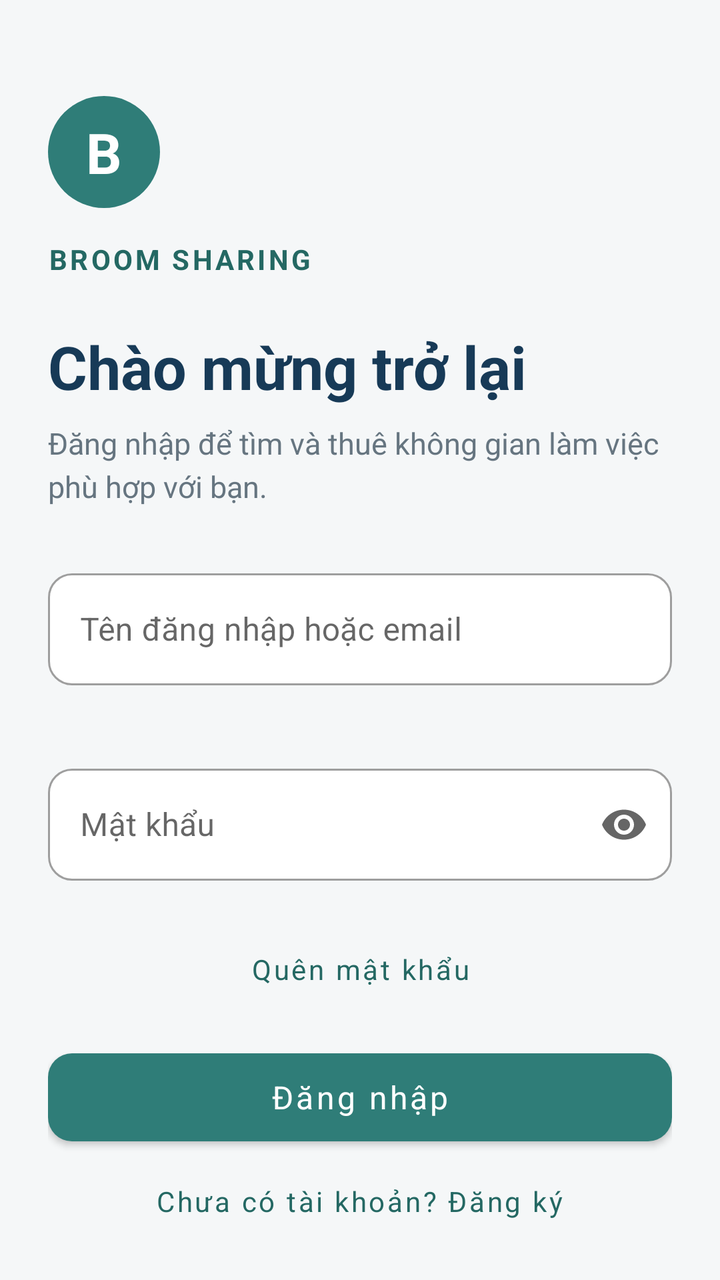
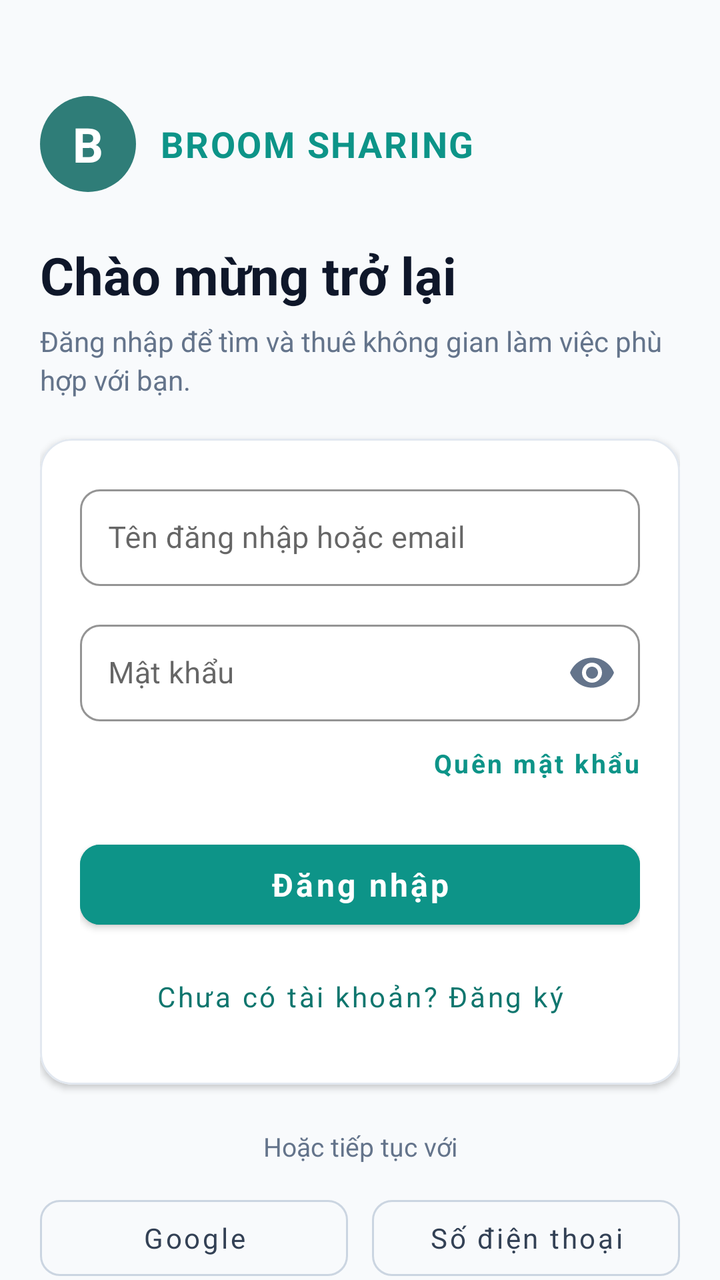

Two renders of the same Android screen: before a commit and after it. Below are the layout's source before the change and the commit's diff.
<!-- AndroidManifest.xml: activity theme Theme.BroomSharing.Auth -->
<!-- res/layout/activity_login.xml -->
<?xml version="1.0" encoding="utf-8"?>
<androidx.core.widget.NestedScrollView xmlns:android="http://schemas.android.com/apk/res/android"
    xmlns:app="http://schemas.android.com/apk/res-auto"
    android:id="@+id/authRoot"
    android:layout_width="match_parent"
    android:layout_height="match_parent"
    android:background="@color/screen_bg"
    android:fillViewport="true">

    <androidx.constraintlayout.widget.ConstraintLayout
        android:layout_width="match_parent"
        android:layout_height="wrap_content"
        android:padding="24dp">

        <LinearLayout
            android:layout_width="0dp"
            android:layout_height="wrap_content"
            android:orientation="vertical"
            android:paddingTop="24dp"
            android:paddingBottom="16dp"
            app:layout_constraintWidth_max="480dp"
            app:layout_constraintTop_toTopOf="parent"
            app:layout_constraintStart_toStartOf="parent"
            app:layout_constraintEnd_toEndOf="parent"
            app:layout_constraintBottom_toBottomOf="parent"
            app:layout_constraintVertical_bias="0.2">

            <TextView
                android:layout_width="56dp"
                android:layout_height="56dp"
                android:background="@drawable/bg_circle_teal"
                android:gravity="center"
                android:importantForAccessibility="no"
                android:text="@string/auth_brand_mark"
                android:textColor="@color/white"
                android:textSize="28sp"
                android:textStyle="bold" />

            <TextView
                android:layout_width="match_parent"
                android:layout_height="wrap_content"
                android:layout_marginTop="16dp"
                android:text="@string/auth_brand"
                android:textColor="@color/teal_dark"
                android:textSize="14sp"
                android:letterSpacing="0.1"
                android:textStyle="bold" />

            <TextView
                android:layout_width="match_parent"
                android:layout_height="wrap_content"
                android:layout_marginTop="24dp"
                android:accessibilityHeading="true"
                android:text="@string/auth_login_title"
                android:textColor="@color/navy"
                android:textSize="30sp"
                android:textStyle="bold" />

            <TextView
                android:layout_width="match_parent"
                android:layout_height="wrap_content"
                android:layout_marginTop="8dp"
                android:layout_marginBottom="12dp"
                android:text="@string/auth_login_subtitle"
                android:textColor="@color/text_secondary"
                android:textSize="15sp"
                android:lineSpacingExtra="4dp" />

            <com.google.android.material.textfield.TextInputLayout
                android:id="@+id/identifierLayout"
                style="@style/Widget.BroomSharing.AuthField"
                android:hint="@string/auth_identifier">
                <com.google.android.material.textfield.TextInputEditText
                    android:id="@+id/identifierInput"
                    android:layout_width="match_parent"
                    android:layout_height="wrap_content"
                    android:minHeight="56dp"
                    android:inputType="textVisiblePassword"
                    android:imeOptions="actionNext"
                    android:maxLines="1"
                    android:saveEnabled="true"
                    android:autofillHints="username"
                    android:textColor="@color/text_primary"
                    android:textSize="16sp" />
            </com.google.android.material.textfield.TextInputLayout>
            <com.google.android.material.textfield.TextInputLayout
                android:id="@+id/passwordLayout"
                style="@style/Widget.BroomSharing.AuthField"
                android:hint="@string/auth_password" app:endIconMode="password_toggle">
                <com.google.android.material.textfield.TextInputEditText
                    android:id="@+id/passwordInput"
                    android:layout_width="match_parent"
                    android:layout_height="wrap_content"
                    android:minHeight="56dp"
                    android:inputType="textPassword"
                    android:imeOptions="actionDone"
                    android:maxLines="1"
                    android:saveEnabled="false"
                    android:autofillHints="password"
                    android:textColor="@color/text_primary"
                    android:textSize="16sp" />
            </com.google.android.material.textfield.TextInputLayout>
            <com.google.android.material.button.MaterialButton
                android:id="@+id/forgotButton"
                style="@style/Widget.BroomSharing.AuthLink"
                android:layout_gravity="center_horizontal"
                android:text="@string/auth_forgot" />
            <com.google.android.material.button.MaterialButton
                android:id="@+id/submitButton"
                style="@style/Widget.BroomSharing.AuthButton"
                android:layout_gravity="center_horizontal"
                android:text="@string/auth_login" />
            <com.google.android.material.button.MaterialButton
                android:id="@+id/registerButton"
                style="@style/Widget.BroomSharing.AuthLink"
                android:layout_gravity="center_horizontal"
                android:text="@string/auth_register_link" />
            <TextView
                android:layout_width="match_parent"
                android:layout_height="wrap_content"
                android:layout_marginTop="16dp"
                android:gravity="center"
                android:text="@string/auth_other_methods"
                android:textColor="@color/text_secondary"
                android:textSize="13sp" />
            <LinearLayout
                android:layout_width="match_parent"
                android:layout_height="wrap_content"
                android:layout_marginTop="8dp"
                android:orientation="horizontal">
                <com.google.android.material.button.MaterialButton
                    android:id="@+id/googleButton"
                    style="@style/Widget.MaterialComponents.Button.OutlinedButton"
                    android:layout_width="0dp"
                    android:layout_height="wrap_content"
                    android:layout_weight="1"
                    android:minHeight="52dp"
                    android:textAllCaps="false"
                    android:text="@string/auth_google"
                    app:cornerRadius="12dp" />
                <com.google.android.material.button.MaterialButton
                    android:id="@+id/phoneButton"
                    style="@style/Widget.MaterialComponents.Button.OutlinedButton"
                    android:layout_width="0dp"
                    android:layout_height="wrap_content"
                    android:layout_marginStart="12dp"
                    android:layout_weight="1"
                    android:minHeight="52dp"
                    android:textAllCaps="false"
                    android:text="@string/auth_phone"
                    app:cornerRadius="12dp" />
            </LinearLayout>

            <ProgressBar
                android:id="@+id/authProgress"
                android:layout_width="32dp"
                android:layout_height="32dp"
                android:layout_gravity="center_horizontal"
                android:layout_marginTop="12dp"
                android:contentDescription="@string/auth_busy"
                android:visibility="gone" />

            <TextView
                android:id="@+id/authMessage"
                android:layout_width="match_parent"
                android:layout_height="wrap_content"
                android:layout_marginTop="12dp"
                android:padding="12dp"
                android:background="@drawable/bg_soft_panel"
                android:accessibilityLiveRegion="polite"
                android:textColor="@color/text_primary"
                android:textSize="14sp"
                android:lineSpacingExtra="3dp"
                android:visibility="gone" />
        </LinearLayout>
    </androidx.constraintlayout.widget.ConstraintLayout>
</androidx.core.widget.NestedScrollView>
<!-- resources referenced by this layout -->
<resources>
  <color name="navy">#173A57</color>
  <color name="screen_bg">#F5F7F8</color>
  <color name="teal_dark">#246863</color>
  <color name="text_primary">#1F2933</color>
  <color name="text_secondary">#667580</color>
  <color name="white">#FFFFFF</color>
  <!-- drawable bg_circle_teal (drawable) -->
  <shape xmlns:android="http://schemas.android.com/apk/res/android" android:shape="oval">
      <solid android:color="@color/teal" />
  </shape>
  <!-- drawable bg_soft_panel (drawable) -->
  <shape xmlns:android="http://schemas.android.com/apk/res/android" android:shape="rectangle">
      <solid android:color="#F8FAFB" />
      <corners android:radius="10dp" />
  </shape>
  <string name="auth_brand">BROOM SHARING</string>
  <string name="auth_brand_mark">B</string>
  <string name="auth_busy">Đang xử lý…</string>
  <string name="auth_forgot">Quên mật khẩu</string>
  <string name="auth_google">Google</string>
  <string name="auth_identifier">Tên đăng nhập hoặc email</string>
  <string name="auth_login">Đăng nhập</string>
  <string name="auth_login_subtitle">Đăng nhập để tìm và thuê không gian làm việc phù hợp với bạn.</string>
  <string name="auth_login_title">Chào mừng trở lại</string>
  <string name="auth_other_methods">Hoặc tiếp tục với</string>
  <string name="auth_password">Mật khẩu</string>
  <string name="auth_phone">Số điện thoại</string>
  <string name="auth_register_link">Chưa có tài khoản? Đăng ký</string>
  <style name="Widget.BroomSharing.AuthButton" parent="Widget.MaterialComponents.Button">
          <item name="android:layout_width">match_parent</item>
          <item name="android:layout_height">wrap_content</item>
          <item name="android:minHeight">56dp</item>
          <item name="android:layout_marginTop">12dp</item>
          <item name="android:textAllCaps">false</item>
          <item name="android:textSize">16sp</item>
          <item name="cornerRadius">12dp</item>
          <item name="backgroundTint">@color/teal</item>
      </style>
  <style name="Widget.BroomSharing.AuthField" parent="Widget.MaterialComponents.TextInputLayout.OutlinedBox">
          <item name="android:layout_width">match_parent</item>
          <item name="android:layout_height">wrap_content</item>
          <item name="android:layout_marginTop">16dp</item>
          <item name="boxBackgroundColor">@color/white</item>
          <item name="boxCornerRadiusTopStart">12dp</item>
          <item name="boxCornerRadiusTopEnd">12dp</item>
          <item name="boxCornerRadiusBottomStart">12dp</item>
          <item name="boxCornerRadiusBottomEnd">12dp</item>
          <item name="errorEnabled">true</item>
      </style>
  <style name="Widget.BroomSharing.AuthLink" parent="Widget.MaterialComponents.Button.TextButton">
          <item name="android:layout_width">wrap_content</item>
          <item name="android:layout_height">wrap_content</item>
          <item name="android:minHeight">48dp</item>
          <item name="android:textAllCaps">false</item>
          <item name="android:textColor">@color/teal_dark</item>
      </style>
  <style name="Theme.BroomSharing.Auth" parent="Theme.MaterialComponents.Light.NoActionBar">
          <item name="colorPrimary">@color/teal</item>
          <item name="colorPrimaryVariant">@color/teal_dark</item>
          <item name="colorOnPrimary">@color/white</item>
          <item name="colorSecondary">@color/teal</item>
          <item name="android:fontFamily">sans-serif</item>
          <item name="android:windowLightStatusBar">true</item>
          <item name="android:statusBarColor">@color/screen_bg</item>
          <item name="android:navigationBarColor">@color/screen_bg</item>
          <item name="android:windowBackground">@color/screen_bg</item>
          <item name="android:windowSoftInputMode">adjustResize</item>
      </style>
  <color name="teal">#2F7D78</color>
</resources>

<!-- the commit's change to res/layout/activity_login.xml (unified diff, before → after) -->
@@ -4,47 +4,55 @@
     android:id="@+id/authRoot"
     android:layout_width="match_parent"
     android:layout_height="match_parent"
-    android:background="@color/screen_bg"
+    android:background="#F8FAFC"
     android:fillViewport="true">
 
     <androidx.constraintlayout.widget.ConstraintLayout
         android:layout_width="match_parent"
         android:layout_height="wrap_content"
-        android:padding="24dp">
+        android:padding="20dp">
 
         <LinearLayout
             android:layout_width="0dp"
             android:layout_height="wrap_content"
             android:orientation="vertical"
-            android:paddingTop="24dp"
-            android:paddingBottom="16dp"
-            app:layout_constraintWidth_max="480dp"
+            android:paddingTop="28dp"
+            android:paddingBottom="24dp"
+            app:layout_constraintBottom_toBottomOf="parent"
+            app:layout_constraintEnd_toEndOf="parent"
+            app:layout_constraintStart_toStartOf="parent"
             app:layout_constraintTop_toTopOf="parent"
-            app:layout_constraintStart_toStartOf="parent"
-            app:layout_constraintEnd_toEndOf="parent"
-            app:layout_constraintBottom_toBottomOf="parent"
-            app:layout_constraintVertical_bias="0.2">
-
-            <TextView
-                android:layout_width="56dp"
-                android:layout_height="56dp"
-                android:background="@drawable/bg_circle_teal"
-                android:gravity="center"
-                android:importantForAccessibility="no"
-                android:text="@string/auth_brand_mark"
-                android:textColor="@color/white"
-                android:textSize="28sp"
-                android:textStyle="bold" />
-
-            <TextView
-                android:layout_width="match_parent"
-                android:layout_height="wrap_content"
-                android:layout_marginTop="16dp"
-                android:text="@string/auth_brand"
-                android:textColor="@color/teal_dark"
-                android:textSize="14sp"
-                android:letterSpacing="0.1"
-                android:textStyle="bold" />
+            app:layout_constraintVertical_bias="0.25"
+            app:layout_constraintWidth_max="480dp">
+
+            
+            <LinearLayout
+                android:layout_width="match_parent"
+                android:layout_height="wrap_content"
+                android:gravity="center_vertical"
+                android:orientation="horizontal">
+
+                <TextView
+                    android:layout_width="48dp"
+                    android:layout_height="48dp"
+                    android:background="@drawable/bg_circle_teal"
+                    android:gravity="center"
+                    android:importantForAccessibility="no"
+                    android:text="@string/auth_brand_mark"
+                    android:textColor="@color/white"
+                    android:textSize="24sp"
+                    android:textStyle="bold" />
+
+                <TextView
+                    android:layout_width="wrap_content"
+                    android:layout_height="wrap_content"
+                    android:layout_marginStart="12dp"
+                    android:letterSpacing="0.05"
+                    android:text="@string/auth_brand"
+                    android:textColor="#0D9488"
+                    android:textSize="18sp"
+                    android:textStyle="bold" />
+            </LinearLayout>
 
             <TextView
                 android:layout_width="match_parent"
@@ -52,126 +60,212 @@
                 android:layout_marginTop="24dp"
                 android:accessibilityHeading="true"
                 android:text="@string/auth_login_title"
-                android:textColor="@color/navy"
-                android:textSize="30sp"
+                android:textColor="#0F172A"
+                android:textSize="26sp"
                 android:textStyle="bold" />
 
             <TextView
                 android:layout_width="match_parent"
                 android:layout_height="wrap_content"
-                android:layout_marginTop="8dp"
-                android:layout_marginBottom="12dp"
+                android:layout_marginTop="6dp"
+                android:layout_marginBottom="20dp"
+                android:lineSpacingExtra="3dp"
                 android:text="@string/auth_login_subtitle"
-                android:textColor="@color/text_secondary"
-                android:textSize="15sp"
-                android:lineSpacingExtra="4dp" />
-
-            <com.google.android.material.textfield.TextInputLayout
-                android:id="@+id/identifierLayout"
-                style="@style/Widget.BroomSharing.AuthField"
-                android:hint="@string/auth_identifier">
-                <com.google.android.material.textfield.TextInputEditText
-                    android:id="@+id/identifierInput"
+                android:textColor="#64748B"
+                android:textSize="14sp" />
+
+            
+            <com.google.android.material.card.MaterialCardView
+                android:layout_width="match_parent"
+                android:layout_height="wrap_content"
+                app:cardBackgroundColor="@color/white"
+                app:cardCornerRadius="16dp"
+                app:cardElevation="2dp"
+                app:strokeColor="#E2E8F0"
+                app:strokeWidth="1dp">
+
+                <LinearLayout
                     android:layout_width="match_parent"
                     android:layout_height="wrap_content"
-                    android:minHeight="56dp"
-                    android:inputType="textVisiblePassword"
-                    android:imeOptions="actionNext"
-                    android:maxLines="1"
-                    android:saveEnabled="true"
-                    android:autofillHints="username"
-                    android:textColor="@color/text_primary"
-                    android:textSize="16sp" />
-            </com.google.android.material.textfield.TextInputLayout>
-            <com.google.android.material.textfield.TextInputLayout
-                android:id="@+id/passwordLayout"
-                style="@style/Widget.BroomSharing.AuthField"
-                android:hint="@string/auth_password" app:endIconMode="password_toggle">
-                <com.google.android.material.textfield.TextInputEditText
-                    android:id="@+id/passwordInput"
-                    android:layout_width="match_parent"
-                    android:layout_height="wrap_content"
-                    android:minHeight="56dp"
-                    android:inputType="textPassword"
-                    android:imeOptions="actionDone"
-                    android:maxLines="1"
-                    android:saveEnabled="false"
-                    android:autofillHints="password"
-                    android:textColor="@color/text_primary"
-                    android:textSize="16sp" />
-            </com.google.android.material.textfield.TextInputLayout>
-            <com.google.android.material.button.MaterialButton
-                android:id="@+id/forgotButton"
-                style="@style/Widget.BroomSharing.AuthLink"
-                android:layout_gravity="center_horizontal"
-                android:text="@string/auth_forgot" />
-            <com.google.android.material.button.MaterialButton
-                android:id="@+id/submitButton"
-                style="@style/Widget.BroomSharing.AuthButton"
-                android:layout_gravity="center_horizontal"
-                android:text="@string/auth_login" />
-            <com.google.android.material.button.MaterialButton
-                android:id="@+id/registerButton"
-                style="@style/Widget.BroomSharing.AuthLink"
-                android:layout_gravity="center_horizontal"
-                android:text="@string/auth_register_link" />
-            <TextView
-                android:layout_width="match_parent"
-                android:layout_height="wrap_content"
-                android:layout_marginTop="16dp"
+                    android:orientation="vertical"
+                    android:padding="20dp">
+
+                    
+                    <com.google.android.material.textfield.TextInputLayout
+                        android:id="@+id/identifierLayout"
+                        style="@style/Widget.MaterialComponents.TextInputLayout.OutlinedBox"
+                        android:layout_width="match_parent"
+                        android:layout_height="wrap_content"
+                        android:hint="@string/auth_identifier"
+                        app:boxCornerRadiusBottomEnd="10dp"
+                        app:boxCornerRadiusBottomStart="10dp"
+                        app:boxCornerRadiusTopEnd="10dp"
+                        app:boxCornerRadiusTopStart="10dp"
+                        app:boxStrokeColor="#0D9488"
+                        app:hintTextColor="#0D9488">
+
+                        <com.google.android.material.textfield.TextInputEditText
+                            android:id="@+id/identifierInput"
+                            android:layout_width="match_parent"
+                            android:layout_height="wrap_content"
+                            android:autofillHints="username"
+                            android:imeOptions="actionNext"
+                            android:inputType="textVisiblePassword"
+                            android:maxLines="1"
+                            android:padding="14dp"
+                            android:saveEnabled="true"
+                            android:textColor="#0F172A"
+                            android:textSize="15sp" />
+                    </com.google.android.material.textfield.TextInputLayout>
+
+                    
+                    <com.google.android.material.textfield.TextInputLayout
+                        android:id="@+id/passwordLayout"
+                        style="@style/Widget.MaterialComponents.TextInputLayout.OutlinedBox"
+                        android:layout_width="match_parent"
+                        android:layout_height="wrap_content"
+                        android:layout_marginTop="14dp"
+                        android:hint="@string/auth_password"
+                        app:boxCornerRadiusBottomEnd="10dp"
+                        app:boxCornerRadiusBottomStart="10dp"
+                        app:boxCornerRadiusTopEnd="10dp"
+                        app:boxCornerRadiusTopStart="10dp"
+                        app:boxStrokeColor="#0D9488"
+                        app:endIconMode="password_toggle"
+                        app:endIconTint="#64748B"
+                        app:hintTextColor="#0D9488">
+
+                        <com.google.android.material.textfield.TextInputEditText
+                            android:id="@+id/passwordInput"
+                            android:layout_width="match_parent"
+                            android:layout_height="wrap_content"
+                            android:autofillHints="password"
+                            android:imeOptions="actionDone"
+                            android:inputType="textPassword"
+                            android:maxLines="1"
+                            android:padding="14dp"
+                            android:saveEnabled="false"
+                            android:textColor="#0F172A"
+                            android:textSize="15sp" />
+                    </com.google.android.material.textfield.TextInputLayout>
+
+                    
+                    <com.google.android.material.button.MaterialButton
+                        android:id="@+id/forgotButton"
+                        style="@style/Widget.MaterialComponents.Button.TextButton"
+                        android:layout_width="wrap_content"
+                        android:layout_height="wrap_content"
+                        android:layout_gravity="end"
+                        android:layout_marginTop="2dp"
+                        android:minHeight="0dp"
+                        android:paddingHorizontal="0dp"
+                        android:paddingVertical="4dp"
+                        android:text="@string/auth_forgot"
+                        android:textAllCaps="false"
+                        android:textColor="#0D9488"
+                        android:textSize="13sp"
+                        android:textStyle="bold" />
+
+                    
+                    <com.google.android.material.button.MaterialButton
+                        android:id="@+id/submitButton"
+                        android:layout_width="match_parent"
+                        android:layout_height="52dp"
+                        android:layout_marginTop="16dp"
+                        android:backgroundTint="#0D9488"
+                        android:text="@string/auth_login"
+                        android:textAllCaps="false"
+                        android:textColor="@color/white"
+                        android:textSize="16sp"
+                        android:textStyle="bold"
+                        app:cornerRadius="10dp"
+                        app:elevation="0dp" />
+
+                    
+                    <com.google.android.material.button.MaterialButton
+                        android:id="@+id/registerButton"
+                        style="@style/Widget.MaterialComponents.Button.TextButton"
+                        android:layout_width="match_parent"
+                        android:layout_height="wrap_content"
+                        android:layout_marginTop="6dp"
+                        android:text="@string/auth_register_link"
+                        android:textAllCaps="false"
+                        android:textColor="#0F766E"
+                        android:textSize="14sp" />
+
+                </LinearLayout>
+            </com.google.android.material.card.MaterialCardView>
+
+            
+            <TextView
+                android:layout_width="match_parent"
+                android:layout_height="wrap_content"
+                android:layout_marginTop="22dp"
                 android:gravity="center"
                 android:text="@string/auth_other_methods"
-                android:textColor="@color/text_secondary"
+                android:textColor="#64748B"
                 android:textSize="13sp" />
+
             <LinearLayout
                 android:layout_width="match_parent"
                 android:layout_height="wrap_content"
-                android:layout_marginTop="8dp"
+                android:layout_marginTop="12dp"
                 android:orientation="horizontal">
+
                 <com.google.android.material.button.MaterialButton
                     android:id="@+id/googleButton"
                     style="@style/Widget.MaterialComponents.Button.OutlinedButton"
                     android:layout_width="0dp"
-                    android:layout_height="wrap_content"
+                    android:layout_height="50dp"
                     android:layout_weight="1"
-                    android:minHeight="52dp"
+                    android:text="@string/auth_google"
                     android:textAllCaps="false"
-                    android:text="@string/auth_google"
-                    app:cornerRadius="12dp" />
+                    android:textColor="#334155"
+                    android:textSize="14sp"
+                    app:cornerRadius="10dp"
+                    app:strokeColor="#CBD5E1"
+                    app:strokeWidth="1dp" />
+
                 <com.google.android.material.button.MaterialButton
                     android:id="@+id/phoneButton"
                     style="@style/Widget.MaterialComponents.Button.OutlinedButton"
                     android:layout_width="0dp"
-                    android:layout_height="wrap_content"
+                    android:layout_height="50dp"
                     android:layout_marginStart="12dp"
                     android:layout_weight="1"
-                    android:minHeight="52dp"
+                    android:text="@string/auth_phone"
                     android:textAllCaps="false"
-                    android:text="@string/auth_phone"
-                    app:cornerRadius="12dp" />
+                    android:textColor="#334155"
+                    android:textSize="14sp"
+                    app:cornerRadius="10dp"
+                    app:strokeColor="#CBD5E1"
+                    app:strokeWidth="1dp" />
             </LinearLayout>
 
+            
             <ProgressBar
                 android:id="@+id/authProgress"
                 android:layout_width="32dp"
                 android:layout_height="32dp"
                 android:layout_gravity="center_horizontal"
+                android:layout_marginTop="16dp"
+                android:contentDescription="@string/auth_busy"
+                android:indeterminateTint="#0D9488"
+                android:visibility="gone" />
+
+            <TextView
+                android:id="@+id/authMessage"
+                android:layout_width="match_parent"
+                android:layout_height="wrap_content"
                 android:layout_marginTop="12dp"
-                android:contentDescription="@string/auth_busy"
+                android:accessibilityLiveRegion="polite"
+                android:background="@drawable/bg_soft_panel"
+                android:lineSpacingExtra="3dp"
+                android:padding="12dp"
+                android:textColor="#E11D48"
+                android:textSize="14sp"
                 android:visibility="gone" />
 
-            <TextView
-                android:id="@+id/authMessage"
-                android:layout_width="match_parent"
-                android:layout_height="wrap_content"
-                android:layout_marginTop="12dp"
-                android:padding="12dp"
-                android:background="@drawable/bg_soft_panel"
-                android:accessibilityLiveRegion="polite"
-                android:textColor="@color/text_primary"
-                android:textSize="14sp"
-                android:lineSpacingExtra="3dp"
-                android:visibility="gone" />
         </LinearLayout>
     </androidx.constraintlayout.widget.ConstraintLayout>
 </androidx.core.widget.NestedScrollView>
<!-- resource entries referenced after the edit -->
@@ -1,10 +1,7 @@
 <!-- resources referenced by this layout -->
 <resources>
-  <color name="navy">#173A57</color>
   <color name="screen_bg">#F5F7F8</color>
   <color name="teal_dark">#246863</color>
-  <color name="text_primary">#1F2933</color>
-  <color name="text_secondary">#667580</color>
   <color name="white">#FFFFFF</color>
   <!-- drawable bg_circle_teal (drawable) -->
   <shape xmlns:android="http://schemas.android.com/apk/res/android" android:shape="oval">
@@ -28,34 +25,6 @@
   <string name="auth_password">Mật khẩu</string>
   <string name="auth_phone">Số điện thoại</string>
   <string name="auth_register_link">Chưa có tài khoản? Đăng ký</string>
-  <style name="Widget.BroomSharing.AuthButton" parent="Widget.MaterialComponents.Button">
-          <item name="android:layout_width">match_parent</item>
-          <item name="android:layout_height">wrap_content</item>
-          <item name="android:minHeight">56dp</item>
-          <item name="android:layout_marginTop">12dp</item>
-          <item name="android:textAllCaps">false</item>
-          <item name="android:textSize">16sp</item>
-          <item name="cornerRadius">12dp</item>
-          <item name="backgroundTint">@color/teal</item>
-      </style>
-  <style name="Widget.BroomSharing.AuthField" parent="Widget.MaterialComponents.TextInputLayout.OutlinedBox">
-          <item name="android:layout_width">match_parent</item>
-          <item name="android:layout_height">wrap_content</item>
-          <item name="android:layout_marginTop">16dp</item>
-          <item name="boxBackgroundColor">@color/white</item>
-          <item name="boxCornerRadiusTopStart">12dp</item>
-          <item name="boxCornerRadiusTopEnd">12dp</item>
-          <item name="boxCornerRadiusBottomStart">12dp</item>
-          <item name="boxCornerRadiusBottomEnd">12dp</item>
-          <item name="errorEnabled">true</item>
-      </style>
-  <style name="Widget.BroomSharing.AuthLink" parent="Widget.MaterialComponents.Button.TextButton">
-          <item name="android:layout_width">wrap_content</item>
-          <item name="android:layout_height">wrap_content</item>
-          <item name="android:minHeight">48dp</item>
-          <item name="android:textAllCaps">false</item>
-          <item name="android:textColor">@color/teal_dark</item>
-      </style>
   <style name="Theme.BroomSharing.Auth" parent="Theme.MaterialComponents.Light.NoActionBar">
           <item name="colorPrimary">@color/teal</item>
           <item name="colorPrimaryVariant">@color/teal_dark</item>
